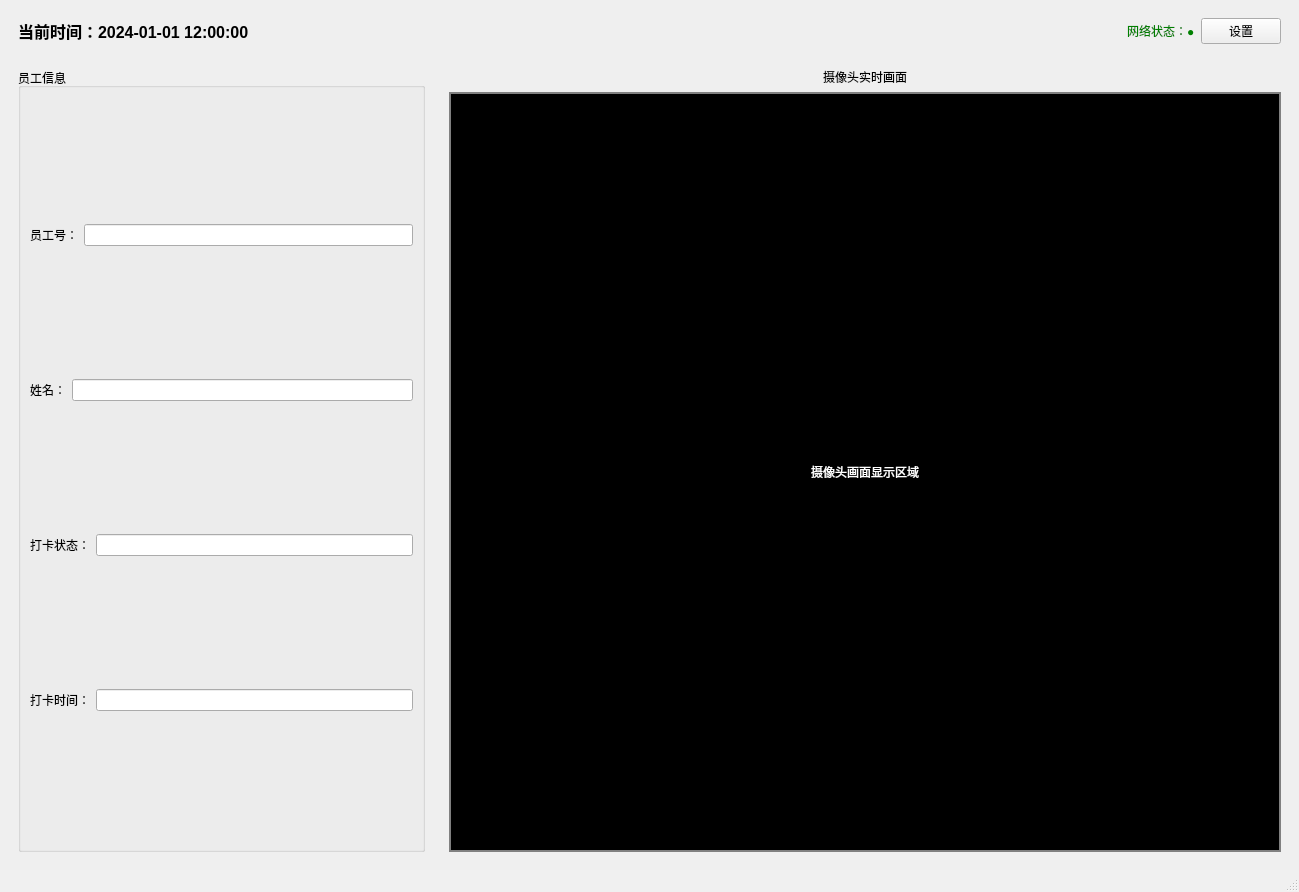
Old version of the form mainwindow.ui in the repository HeQiTZD/Triple-terminal-Attendance-Punching-System.
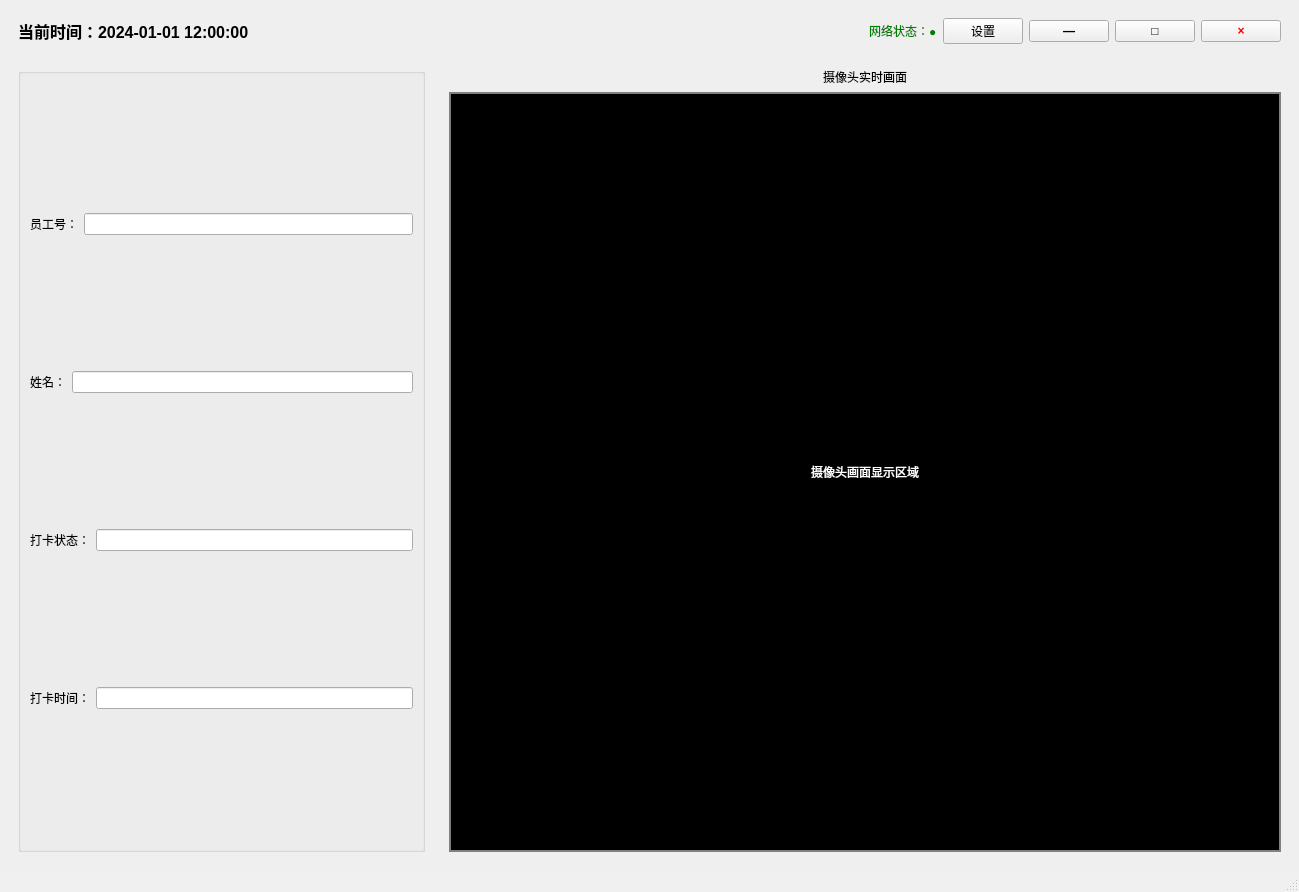
New version of the form. Icons and pictures are not drawn.

```diff
--- a/mainwindow.ui
+++ b/mainwindow.ui
@@ -64,6 +64,36 @@
          </property>
         </widget>
        </item>
+       <item>
+        <widget class="QPushButton" name="minimizeButton">
+         <property name="styleSheet">
+          <string notr="true">QPushButton { font-weight: bold; }</string>
+         </property>
+         <property name="text">
+          <string>—</string>
+         </property>
+        </widget>
+       </item>
+       <item>
+        <widget class="QPushButton" name="maximizeButton">
+         <property name="styleSheet">
+          <string notr="true">QPushButton { font-weight: bold; }</string>
+         </property>
+         <property name="text">
+          <string>□</string>
+         </property>
+        </widget>
+       </item>
+       <item>
+        <widget class="QPushButton" name="closeButton">
+         <property name="styleSheet">
+          <string notr="true">QPushButton { font-weight: bold; color: red; }</string>
+         </property>
+         <property name="text">
+          <string>×</string>
+         </property>
+        </widget>
+       </item>
       </layout>
      </widget>
     </item>
@@ -75,7 +105,7 @@
          <item>
           <widget class="QGroupBox" name="infoGroupBox">
            <property name="title">
-            <string>员工信息</string>
+            <string/>
            </property>
            <layout class="QVBoxLayout" name="verticalLayout_info">
             <item>
```
Left out of the diff: 1 changed line with no effect on the pictures.
